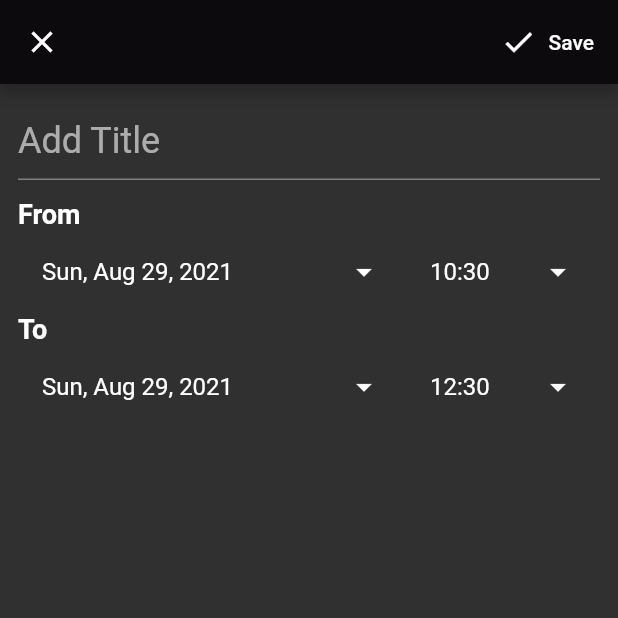
After one commit to f1reworker/todoList, a Flutter app: the screen it shows after launch, item 2 of the bottom bar chosen, after a tap on the "add" icon, on a phone screen of 412 x 824 dp, the top half of it. The commit adds this screen. Run offline on Flutter 3.47's test engine with Material 2 defaults, Android fonts, the phone set to English and light mode, and no system bars; our stand-ins replace syncfusion_flutter_calendar; missing offline and left inert: syncfusion_flutter_core.

Commit message:
eventeditingpage

```diff
--- /dev/null
+++ b/lib/event.dart
@@ -0,0 +1,19 @@
+import 'package:flutter/material.dart';
+
+class Event {
+  final String title;
+  final String description;
+  final DateTime from;
+  final DateTime to;
+  final Color backgroundColor;
+  final bool isAllDay;
+
+  const Event({
+    required this.title,
+    required this.description,
+    required this.from,
+    required this.to,
+    this.backgroundColor = Colors.green,
+    this.isAllDay = false,
+  });
+}
--- /dev/null
+++ b/lib/eventDataSource.dart
@@ -0,0 +1,28 @@
+import 'package:flutter/material.dart';
+import 'package:syncfusion_flutter_calendar/calendar.dart';
+import 'package:todo_list/event.dart';
+
+class EventDataSource extends CalendarDataSource {
+  EventDataSource(List<Event> appointments) {
+    this.appointments = appointments;
+  }
+  Event getEvent(int index) => appointments![index] as Event;
+
+  @override
+  DateTime getStartTime(int index) => getEvent(index).from;
+
+  @override
+  DateTime getEndTime(int index) => getEvent(index).to;
+
+  @override
+  String getSubject(int index) => getEvent(index).title;
+
+  @override
+  Color getColor(int index) => getEvent(index).backgroundColor;
+
+  @override
+  bool isAllDay(int index) => getEvent(index).isAllDay;
+
+  @override
+  String getDescription(int index) => getEvent(index).description;
+}
--- a/lib/main.dart
+++ b/lib/main.dart
@@ -1,5 +1,7 @@
 import 'package:flutter/cupertino.dart';
 import 'package:flutter/material.dart';
+import 'package:provider/provider.dart';
+import 'package:todo_list/provider/eventProvider.dart';
 
 import 'models/navigationBar.dart';
 
@@ -10,16 +12,27 @@ void main() => runApp(MyApp());
 class MyApp extends StatelessWidget {
   @override
   Widget build(BuildContext context) {
-    return MaterialApp(
-      title: 'My Todo',
-      theme: ThemeData(
-          primaryTextTheme:
-              TextTheme(bodyText1: TextStyle(color: Colors.white)),
-          scaffoldBackgroundColor: myColor,
-          primaryColor: myColorPrimary,
-          // ignore: deprecated_member_use
-          textTheme: TextTheme(title: TextStyle(color: Colors.white70))),
-      home: HomePage(),
+    return ChangeNotifierProvider(
+      create: (context) => EventProvider(),
+      child: MaterialApp(
+        title: 'My Todo',
+        theme: ThemeData.dark(),
+
+        // accentTextTheme: TextTheme(
+        //     bodyText1: TextStyle(color: Colors.white),
+        //     bodyText2: TextStyle(color: Colors.white)),
+        // primaryTextTheme: TextTheme(
+        //     bodyText1: TextStyle(color: Colors.white),
+        //     bodyText2: TextStyle(color: Colors.white)),
+        // scaffoldBackgroundColor: myColor,
+        // primaryColor: myColorPrimary,
+        // accentColor: Colors.white,
+        // hintColor: Colors.white,
+        // // ignore: deprecated_member_use
+        // textTheme: TextTheme(title: TextStyle(color: Colors.white70), )
+
+        home: HomePage(),
+      ),
     );
   }
 }
--- a/lib/pages/analysis.dart
+++ b/lib/pages/analysis.dart
@@ -1,10 +1,13 @@
 import 'package:flutter/material.dart';
+
+import '../main.dart';
 
 class Analysis extends StatelessWidget {
   @override
   Widget build(BuildContext context) {
     return Scaffold(
       appBar: AppBar(
+        backgroundColor: myColorPrimary,
         centerTitle: true,
         title: Text("Анализ"),
         actions: <Widget>[
--- a/lib/pages/calendar.dart
+++ b/lib/pages/calendar.dart
@@ -1,14 +1,21 @@
 import 'package:flutter/cupertino.dart';
 import 'package:flutter/material.dart';
+import 'package:provider/provider.dart';
 import 'package:syncfusion_flutter_calendar/calendar.dart';
 import 'package:todo_list/main.dart';
 import 'package:syncfusion_flutter_core/theme.dart';
+import 'package:todo_list/provider/eventProvider.dart';
+import 'package:todo_list/widget/tasksWidget.dart';
+
+import '../eventDataSource.dart';
+import 'eventEditingPage.dart';
 
 class CalendarPage extends StatelessWidget {
   @override
   Widget build(BuildContext context) {
     return Scaffold(
       appBar: AppBar(
+        backgroundColor: myColorPrimary,
         centerTitle: true,
         title: Text("Календарь"),
         actions: <Widget>[
@@ -36,39 +43,40 @@ class _CalendarState extends State<Calendar> {
       body: SfCalendarTheme(
         data: SfCalendarThemeData(
           brightness: Brightness.dark,
-          backgroundColor: myColor,
         ),
         child: SafeArea(
-          child: SfCalendar(
-            view: CalendarView.month,
-            firstDayOfWeek: 1,
-            dataSource: MeetingDataSource(getAppointments()),
-            onSelectionChanged: (CalendarSelectionDetails details) {},
-          ),
+          child: CalendarWidget(),
         ),
+      ),
+      floatingActionButton: FloatingActionButton(
+        child: Icon(Icons.add, color: Colors.white),
+        backgroundColor: Colors.red,
+        onPressed: () => Navigator.of(context)
+            .push(MaterialPageRoute(builder: (context) => EventEditingPage())),
       ),
     );
   }
 }
 
-List<Appointment> getAppointments() {
-  List<Appointment> meetings = <Appointment>[];
-  final DateTime today = DateTime.now();
-  final DateTime startTime =
-      DateTime(today.year, today.month, today.day, 9, 0, 0);
-  final DateTime endTime = startTime.add(const Duration(hours: 2));
+class CalendarWidget extends StatelessWidget {
+  @override
+  Widget build(BuildContext context) {
+    final events = Provider.of<EventProvider>(context).events;
 
-  meetings.add(Appointment(
-      startTime: startTime,
-      endTime: endTime,
-      subject: "Conference",
-      color: Colors.red,
-      recurrenceRule: "FREQ=DAILY;COUNT=10"));
-  return meetings;
-}
+    return SfCalendar(
+      view: CalendarView.month,
+      dataSource: EventDataSource(events),
+      firstDayOfWeek: 1,
+      initialSelectedDate: DateTime.now(),
+      onLongPress: (CalendarLongPressDetails details) {
+        final provider = Provider.of<EventProvider>(context, listen: false);
+        provider.setDate(details.date!);
 
-class MeetingDataSource extends CalendarDataSource {
-  MeetingDataSource(List<Appointment> source) {
-    appointments = source;
+        showModalBottomSheet(
+          context: context,
+          builder: (context) => TasksWidget(),
+        );
+      },
+    );
   }
 }
--- /dev/null
+++ b/lib/pages/eventEditingPage.dart
@@ -0,0 +1,225 @@
+import 'package:provider/provider.dart';
+import 'package:flutter/material.dart';
+import 'package:todo_list/main.dart';
+import 'package:todo_list/provider/eventProvider.dart';
+
+import '../event.dart';
+import '../utils.dart';
+
+class EventEditingPage extends StatefulWidget {
+  final Event? event;
+
+  const EventEditingPage({
+    Key? key,
+    this.event,
+  }) : super(key: key);
+
+  @override
+  _EventEditingPageState createState() => _EventEditingPageState();
+}
+
+class _EventEditingPageState extends State<EventEditingPage> {
+  final _formKey = GlobalKey<FormState>();
+  final titleController = TextEditingController();
+  late DateTime fromDate;
+  late DateTime toDate;
+
+  @override
+  void initState() {
+    super.initState();
+    if (widget.event == null) {
+      fromDate = DateTime.now();
+      toDate = DateTime.now().add(Duration(hours: 2));
+    }
+  }
+
+  @override
+  void dispose() {
+    titleController.dispose();
+    super.dispose();
+  }
+
+  @override
+  Widget build(BuildContext context) => Scaffold(
+        appBar: AppBar(
+          leading: CloseButton(),
+          actions: buildEditingActions(),
+          backgroundColor: myColorPrimary,
+        ),
+        body: SingleChildScrollView(
+          padding: EdgeInsets.all(12),
+          child: Form(
+            key: _formKey,
+            child: Column(
+              mainAxisSize: MainAxisSize.min,
+              children: <Widget>[
+                buildTitle(),
+                SizedBox(
+                  height: 12,
+                ),
+                buildDateTimePickers(),
+              ],
+            ),
+          ),
+        ),
+      );
+
+  List<Widget> buildEditingActions() => [
+        ElevatedButton.icon(
+            style: ElevatedButton.styleFrom(
+              primary: Colors.transparent,
+              shadowColor: Colors.transparent,
+            ),
+            onPressed: saveForm,
+            icon: Icon(Icons.done),
+            label: Text('Save'))
+      ];
+
+  Widget buildTitle() => TextFormField(
+        cursorColor: Colors.white,
+        style: TextStyle(fontSize: 24),
+        decoration: InputDecoration(
+          border: UnderlineInputBorder(),
+          hintText: 'Add Title',
+        ),
+        //onFieldSubmitted: (_) => saveForm(),
+        validator: (title) =>
+            title != null && title.isEmpty ? 'Title cannot be Empty' : null,
+        controller: titleController,
+      );
+
+  Widget buildDateTimePickers() => Column(
+        children: [
+          buildFrom(),
+          buildTo(),
+        ],
+      );
+
+  Widget buildFrom() => buildHeader(
+        header: 'From',
+        child: Row(
+          children: [
+            Expanded(
+              flex: 2,
+              child: buildDropdownField(
+                text: Utils.toDate(fromDate),
+                onClicked: () => pickFromDateTime(pickDate: true),
+              ),
+            ),
+            Expanded(
+              child: buildDropdownField(
+                text: Utils.toTime(fromDate),
+                onClicked: () => pickFromDateTime(pickDate: false),
+              ),
+            ),
+          ],
+        ),
+      );
+  Widget buildTo() => buildHeader(
+        header: 'To',
+        child: Row(
+          children: [
+            Expanded(
+              flex: 2,
+              child: buildDropdownField(
+                text: Utils.toDate(toDate),
+                onClicked: () => pickToDateTime(pickDate: true),
+              ),
+            ),
+            Expanded(
+              child: buildDropdownField(
+                text: Utils.toTime(toDate),
+                onClicked: () => pickToDateTime(pickDate: false),
+              ),
+            ),
+          ],
+        ),
+      );
+
+  Future pickFromDateTime({required bool pickDate}) async {
+    final date = await pickDateTime(fromDate, pickDate: pickDate);
+    if (date == null) return;
+
+    if (date.isAfter(toDate)) {
+      toDate =
+          DateTime(date.year, date.month, date.day, date.hour + 1, date.minute);
+    }
+
+    setState(() => fromDate = date);
+  }
+
+  Future pickToDateTime({required bool pickDate}) async {
+    final date = await pickDateTime(toDate,
+        pickDate: pickDate, firstDate: pickDate ? fromDate : null);
+    if (date == null) return;
+
+    setState(() => toDate = date);
+  }
+
+  Future<DateTime?> pickDateTime(
+    DateTime initialDate, {
+    required bool pickDate,
+    DateTime? firstDate,
+  }) async {
+    if (pickDate) {
+      final date = await showDatePicker(
+          context: context,
+          initialDate: initialDate,
+          firstDate: firstDate ?? DateTime(2015, 8),
+          lastDate: DateTime(2101));
+      if (date == null) return null;
+      final time =
+          Duration(hours: initialDate.hour, minutes: initialDate.minute);
+      return date.add(time);
+    } else {
+      final timeOfDay = await showTimePicker(
+          context: context, initialTime: TimeOfDay.fromDateTime(initialDate));
+      if (timeOfDay == null) return null;
+      final date =
+          DateTime(initialDate.year, initialDate.month, initialDate.day);
+      final time = Duration(hours: timeOfDay.hour, minutes: timeOfDay.minute);
+      return date.add(time);
+    }
+  }
+
+  Widget buildDropdownField({
+    required String text,
+    required VoidCallback onClicked,
+  }) =>
+      ListTile(
+        title: Text(text),
+        trailing: Icon(Icons.arrow_drop_down),
+        onTap: onClicked,
+      );
+  Widget buildHeader({
+    required String header,
+    required Widget child,
+  }) =>
+      Column(
+        crossAxisAlignment: CrossAxisAlignment.start,
+        children: [
+          Text(
+            header,
+            style: TextStyle(fontWeight: FontWeight.bold, fontSize: 18),
+          ),
+          child,
+        ],
+      );
+
+  Future saveForm() async {
+    final isValid = _formKey.currentState!.validate();
+
+    if (isValid) {
+      final event = Event(
+          title: titleController.text,
+          description: 'Description',
+          from: fromDate,
+          to: toDate,
+          isAllDay: false);
+
+      final provider = Provider.of<EventProvider>(context, listen: false);
+      provider.addEvent(event);
+      Navigator.of(context).pop();
+    }
+  }
+}
--- a/lib/pages/notes.dart
+++ b/lib/pages/notes.dart
@@ -1,10 +1,13 @@
 import 'package:flutter/material.dart';
+
+import '../main.dart';
 
 class Notes extends StatelessWidget {
   @override
   Widget build(BuildContext context) {
     return Scaffold(
       appBar: AppBar(
+        backgroundColor: myColorPrimary,
         centerTitle: true,
         title: Text("Заметки"),
         actions: <Widget>[
--- a/lib/pages/today.dart
+++ b/lib/pages/today.dart
@@ -1,10 +1,13 @@
 import 'package:flutter/material.dart';
+
+import '../main.dart';
 
 class Today extends StatelessWidget {
   @override
   Widget build(BuildContext context) {
     return Scaffold(
       appBar: AppBar(
+        backgroundColor: myColorPrimary,
         centerTitle: true,
         title: Text("Сегодня"),
         actions: <Widget>[
--- /dev/null
+++ b/lib/provider/eventProvider.dart
@@ -0,0 +1,19 @@
+import 'package:flutter/cupertino.dart';
+
+import '../event.dart';
+
+class EventProvider extends ChangeNotifier {
+  final List<Event> _events = [];
+  List<Event> get events => _events;
+  DateTime _selectedDate = DateTime.now();
+  DateTime get selectedDate => _selectedDate;
+
+  void setDate(DateTime date) => _selectedDate = date;
+
+  List<Event> get eventsOfSelectedDate => _events;
+
+  void addEvent(Event event) {
+    _events.add(event);
+    notifyListeners();
+  }
+}
--- /dev/null
+++ b/lib/utils.dart
@@ -0,0 +1,22 @@
+import 'package:intl/intl.dart';
+
+class Utils {
+  static String toDateTime(DateTime dateTime) {
+    final date = DateFormat.yMMMEd().format(dateTime);
+    final time = DateFormat.Hm().format(dateTime);
+    return '$date  $time';
+  }
+
+  static String toDate(DateTime dateTime) {
+    final date = DateFormat.yMMMEd().format(dateTime);
+    return '$date';
+  }
+
+  static String toTime(DateTime dateTime) {
+    final time = DateFormat.Hm().format(dateTime);
+    return '$time';
+  }
+
+  static DateTime removeTime(DateTime dateTime) =>
+      DateTime(dateTime.year, dateTime.month, dateTime.day);
+}
--- a/pubspec.yaml
+++ b/pubspec.yaml
@@ -30,6 +30,7 @@ dependencies:
   cupertino_icons: ^1.0.2
   syncfusion_flutter_calendar: ^19.2.51
   intl: ^0.17.0
+  provider: ^5.0.0
 
 dev_dependencies:
   flutter_test:
```
Also changed, not shown: lib/pages/eventViewingPage.dart (added, +52 -0 lines), lib/widget/tasksWidget.dart (added, +75 -0 lines), pubspec.lock.
